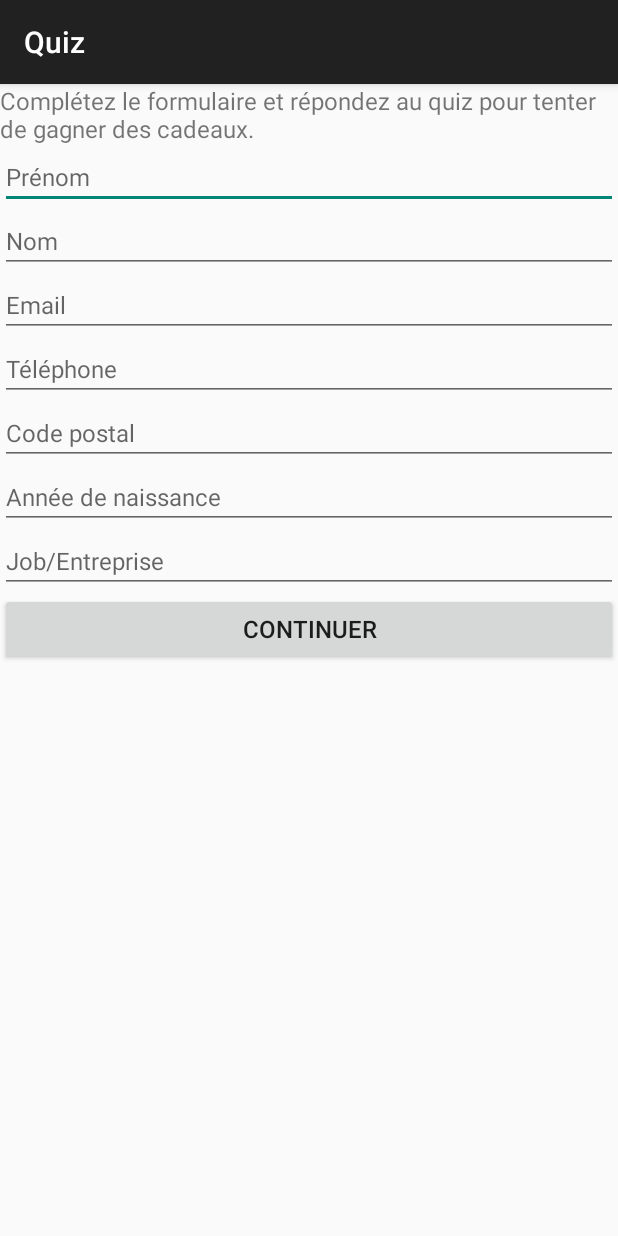
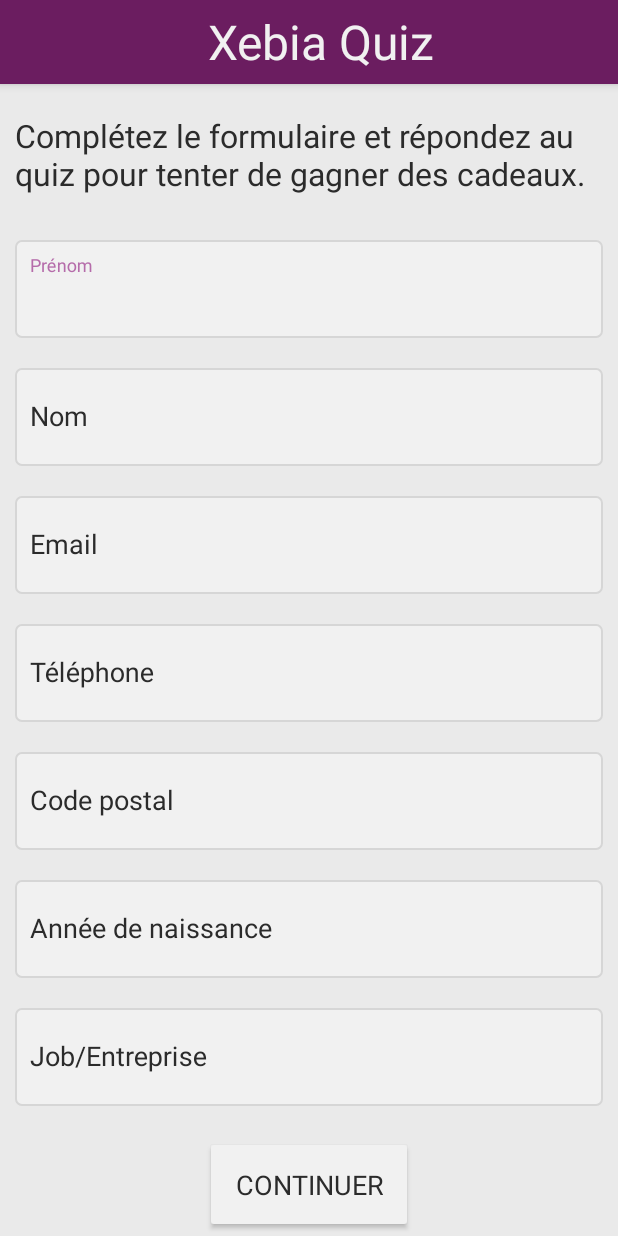
Before and after one commit to publicissapient-france/quiz-android, an Android app: the screen it shows after launch (FormActivity), on a phone screen of 412 x 824 dp. Run offline under Robolectric (Android 15) with nearby library versions, the phone set to English and light mode, and no system bars; our stand-ins replace ButterKnife, Timber; libraries missing offline, so code that uses them is left out: com.mobsandgeeks.saripaar, com.parse; 9 statements that could not run were skipped.

Commit message:
Form design

```diff
--- a/app/src/main/java/fr/xebia/quiz/form/FormActivity.java
+++ b/app/src/main/java/fr/xebia/quiz/form/FormActivity.java
@@ -4,6 +4,7 @@
 import android.os.Bundle;
 import android.os.Handler;
 import android.support.v7.app.AppCompatActivity;
+import android.support.v7.widget.Toolbar;
 import android.view.View;
 import android.widget.EditText;
 import android.widget.Toast;
@@ -40,6 +41,8 @@
 
     private static final Handler HANDLER = new Handler();
 
+    @Bind(R.id.toolbar) Toolbar toolbar;
+
     @NotEmpty(messageResId = R.string.validation_empty)
     @Bind(R.id.nameText) EditText nameText;
 
@@ -61,7 +64,6 @@
     private boolean hasToWaitForQuestion = true;
     private Validator validator;
     private ProgressDialog dialog;
-    private Guest guest;
     private String guestId;
 
     @Override
@@ -71,10 +73,13 @@
 
         ButterKnife.bind(this);
 
+        setSupportActionBar(toolbar);
+
         validator = new Validator(this);
         validator.setValidationListener(this);
 
         syncQuestion();
+
     }
 
     private void syncQuestion() {
--- /dev/null
+++ b/app/src/main/res/drawable/text_input_background.xml
@@ -0,0 +1,17 @@
+<?xml version="1.0" encoding="utf-8"?>
+<shape xmlns:android="http://schemas.android.com/apk/res/android">
+    <solid android:color="@color/white"/>
+    <stroke
+        android:width="1dp"
+        android:color="@color/grey0"/>
+    <padding
+        android:bottom="1dp"
+        android:left="1dp"
+        android:right="1dp"
+        android:top="1dp"/>
+    <corners
+        android:bottomLeftRadius="@dimen/rounded_radius"
+        android:bottomRightRadius="@dimen/rounded_radius"
+        android:topLeftRadius="@dimen/rounded_radius"
+        android:topRightRadius="@dimen/rounded_radius"/>
+</shape>
--- a/app/src/main/res/layout/activity_form.xml
+++ b/app/src/main/res/layout/activity_form.xml
@@ -5,64 +5,140 @@
     android:layout_height="match_parent"
     android:orientation="vertical">
 
-    <TextView
+    <include layout="@layout/view_nav_bar"/>
+
+    <ScrollView
+        android:layout_width="match_parent"
+        android:layout_height="match_parent">
+
+        <LinearLayout
             android:layout_width="match_parent"
             android:layout_height="wrap_content"
+            android:orientation="vertical">
+
+            <TextView
+                style="@style/AppTheme.SubTitle"
+                android:layout_width="match_parent"
+                android:layout_height="wrap_content"
+                android:layout_marginBottom="@dimen/margin_medium"
+                android:layout_marginLeft="@dimen/margin_small"
+                android:layout_marginRight="@dimen/margin_small"
+                android:layout_marginTop="@dimen/margin_medium"
                 android:text="@string/text_form"/>
+
+            <android.support.design.widget.TextInputLayout
+                style="@style/AppTheme.TextInputLayout"
+                android:layout_width="match_parent"
+                android:layout_height="wrap_content"
+                android:layout_margin="@dimen/margin_small">
 
                 <EditText
                     android:id="@+id/firstnameText"
                     android:layout_width="match_parent"
                     android:layout_height="wrap_content"
+                    android:background="@android:color/transparent"
                     android:hint="@string/hint_firstname"
                     android:inputType="text|textCapWords"/>
+            </android.support.design.widget.TextInputLayout>
+
+            <android.support.design.widget.TextInputLayout
+                style="@style/AppTheme.TextInputLayout"
+                android:layout_width="match_parent"
+                android:layout_height="wrap_content"
+                android:layout_margin="@dimen/margin_small">
 
                 <EditText
                     android:id="@+id/nameText"
                     android:layout_width="match_parent"
                     android:layout_height="wrap_content"
+                    android:background="@android:color/transparent"
                     android:hint="@string/hint_name"
                     android:inputType="text|textCapWords"/>
+            </android.support.design.widget.TextInputLayout>
+
+            <android.support.design.widget.TextInputLayout
+                style="@style/AppTheme.TextInputLayout"
+                android:layout_width="match_parent"
+                android:layout_height="wrap_content"
+                android:layout_margin="@dimen/margin_small">
 
                 <EditText
                     android:id="@+id/emailText"
                     android:layout_width="match_parent"
                     android:layout_height="wrap_content"
+                    android:background="@android:color/transparent"
                     android:hint="@string/hint_email"
                     android:inputType="textEmailAddress"/>
+            </android.support.design.widget.TextInputLayout>
+
+            <android.support.design.widget.TextInputLayout
+                style="@style/AppTheme.TextInputLayout"
+                android:layout_width="match_parent"
+                android:layout_height="wrap_content"
+                android:layout_margin="@dimen/margin_small">
 
                 <EditText
                     android:id="@+id/phoneText"
                     android:layout_width="match_parent"
                     android:layout_height="wrap_content"
+                    android:background="@android:color/transparent"
                     android:hint="@string/hint_phone"
                     android:inputType="phone"/>
+            </android.support.design.widget.TextInputLayout>
+
+            <android.support.design.widget.TextInputLayout
+                style="@style/AppTheme.TextInputLayout"
+                android:layout_width="match_parent"
+                android:layout_height="wrap_content"
+                android:layout_margin="@dimen/margin_small">
 
                 <EditText
                     android:id="@+id/postcodeText"
                     android:layout_width="match_parent"
                     android:layout_height="wrap_content"
+                    android:background="@android:color/transparent"
                     android:hint="@string/hint_postcode"
                     android:inputType="number"/>
+            </android.support.design.widget.TextInputLayout>
+
+            <android.support.design.widget.TextInputLayout
+                style="@style/AppTheme.TextInputLayout"
+                android:layout_width="match_parent"
+                android:layout_height="wrap_content"
+                android:layout_margin="@dimen/margin_small">
 
                 <EditText
                     android:id="@+id/yearText"
                     android:layout_width="match_parent"
                     android:layout_height="wrap_content"
+                    android:background="@android:color/transparent"
                     android:hint="@string/hint_year"
                     android:inputType="number"/>
+            </android.support.design.widget.TextInputLayout>
+
+            <android.support.design.widget.TextInputLayout
+                style="@style/AppTheme.TextInputLayout"
+                android:layout_width="match_parent"
+                android:layout_height="wrap_content"
+                android:layout_margin="@dimen/margin_small">
 
                 <EditText
                     android:id="@+id/jobText"
                     android:layout_width="match_parent"
                     android:layout_height="wrap_content"
+                    android:background="@android:color/transparent"
                     android:hint="@string/hint_job"
                     android:inputType="text|textCapWords"/>
+            </android.support.design.widget.TextInputLayout>
 
             <Button
                 android:id="@+id/submitButton"
-        android:layout_width="match_parent"
+                style="@style/AppTheme.Button"
+                android:layout_width="wrap_content"
                 android:layout_height="wrap_content"
+                android:layout_gravity="center"
+                android:layout_margin="@dimen/margin_small"
                 android:text="@string/label_continue"/>
-
         </LinearLayout>
+    </ScrollView>
+</LinearLayout>
--- /dev/null
+++ b/app/src/main/res/layout/view_nav_bar.xml
@@ -0,0 +1,23 @@
+<?xml version="1.0" encoding="utf-8"?>
+<android.support.design.widget.AppBarLayout
+    xmlns:android="http://schemas.android.com/apk/res/android"
+    android:layout_width="match_parent"
+    android:layout_height="wrap_content">
+
+    <android.support.v7.widget.Toolbar
+        android:id="@+id/toolbar"
+        android:layout_width="match_parent"
+        android:layout_height="wrap_content"
+        android:background="@color/primary"
+        android:minHeight="?attr/actionBarSize">
+
+        <TextView
+            android:layout_width="match_parent"
+            android:layout_height="wrap_content"
+            android:gravity="center"
+            android:text="@string/title_quiz"
+            style="@style/AppTheme.ToolbarTitle"
+            android:textColor="@color/white"/>
+
+    </android.support.v7.widget.Toolbar>
+</android.support.design.widget.AppBarLayout>
--- /dev/null
+++ b/app/src/main/res/values/colors.xml
@@ -0,0 +1,10 @@
+<?xml version="1.0" encoding="utf-8"?>
+<resources>
+    <color name="primary">#6b1d60</color>
+    <color name="primary_dark">#502449</color>
+    <color name="accent">#b56caa</color>
+    <color name="white">#f1f1f1</color>
+    <color name="grey">#eaeaea</color>
+    <color name="black">#2b2b2b</color>
+    <color name="grey0">#d6d6d6</color>
+</resources>
--- /dev/null
+++ b/app/src/main/res/values/dimens.xml
@@ -0,0 +1,6 @@
+<?xml version="1.0" encoding="utf-8"?>
+<resources>
+    <dimen name="margin_small">10dp</dimen>
+    <dimen name="margin_medium">20dp</dimen>
+    <dimen name="rounded_radius">4dp</dimen>
+</resources>
--- a/app/src/main/res/values/strings.xml
+++ b/app/src/main/res/values/strings.xml
@@ -14,4 +14,5 @@
     <string name="validation_email">Email invalide</string>
     <string name="label_save">Sauvegarde...</string>
     <string name="dialog_quiz_loading">Loading quiz...</string>
+    <string name="title_quiz">Xebia Quiz</string>
 </resources>
--- a/app/src/main/res/values/styles.xml
+++ b/app/src/main/res/values/styles.xml
@@ -1,9 +1,39 @@
 <resources>
 
-    <!-- Base application theme. -->
-    <style name="AppTheme" parent="Theme.AppCompat.Light.DarkActionBar">
-        <!-- Customize your theme here. -->
-        <item name="android:textSize">16sp</item>
+    <style name="AppTheme" parent="Theme.AppCompat.Light.NoActionBar">
+        <item name="colorPrimary">@color/primary</item>
+        <item name="colorPrimaryDark">@color/primary_dark</item>
+        <item name="colorAccent">@color/accent</item>
+        <item name="android:textSize">18sp</item>
+        <item name="android:textColor">@color/black</item>
+        <item name="colorButtonNormal">@color/white</item>
+        <item name="android:windowBackground">@color/grey</item>
+    </style>
+
+    <style name="AppTheme.ToolbarTitle">
+        <item name="android:textSize">32sp</item>
+    </style>
+
+    <style name="AppTheme.SubTitle">
+        <item name="android:textSize">21sp</item>
+    </style>
+
+    <style name="AppTheme.Button">
+        <item name="android:paddingTop">@dimen/margin_medium</item>
+        <item name="android:paddingBottom">@dimen/margin_medium</item>
+        <item name="android:paddingRight">@dimen/margin_medium</item>
+        <item name="android:paddingLeft">@dimen/margin_medium</item>
+        <item name="android:textColor">@color/black</item>
+        <item name="android:textAllCaps">true</item>
+    </style>
+
+    <style name="AppTheme.TextInputLayout">
+        <item name="android:background">@drawable/text_input_background</item>
+        <item name="android:paddingBottom">@dimen/margin_medium</item>
+        <item name="android:paddingLeft">@dimen/margin_small</item>
+        <item name="android:paddingRight">@dimen/margin_small</item>
+        <item name="android:paddingTop">@dimen/margin_small</item>
+        <item name="android:textColorHint">@color/black</item>
     </style>
 
 </resources>
```
Lines whose indentation alone changed are shown as unchanged.
